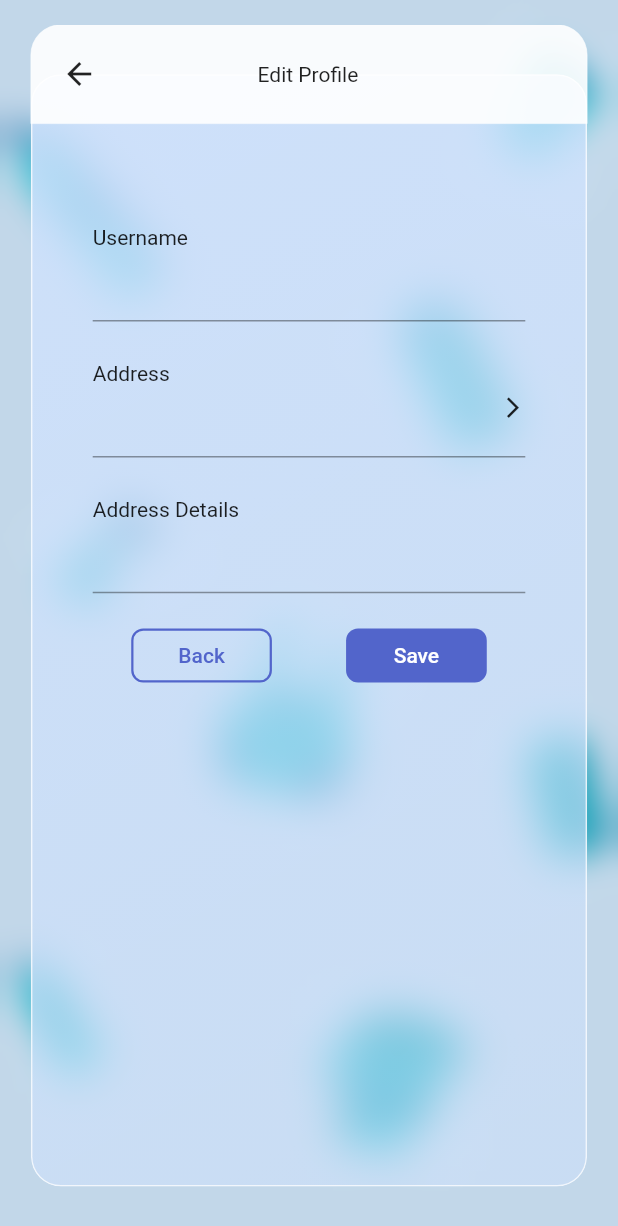
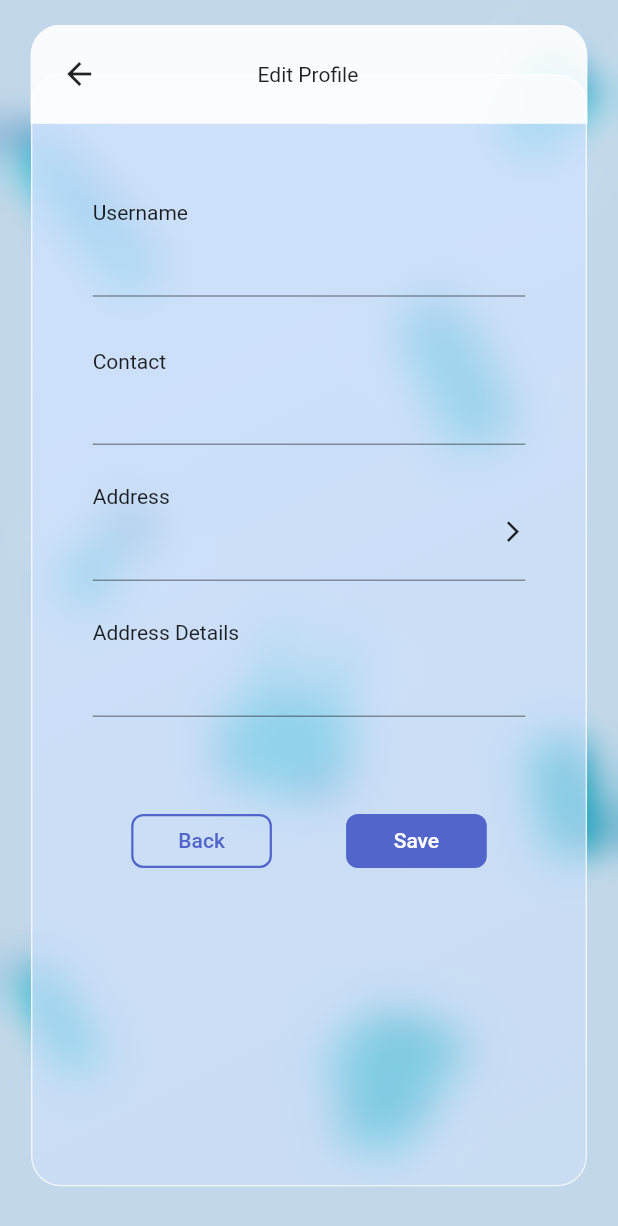
Before and after one commit to tshuenhau/restart, a Flutter app: the EditProfileScreen screen opened directly, on a phone screen of 412 x 824 dp. Shown: the top 1226 px of the screen. Run offline on Flutter 3.47's test engine with Material 2 defaults, Android fonts, the phone set to English and light mode, and no system bars; drawn by our look-alikes of overlay_support; our stand-ins replace animated_flip_counter, animated_text_kit, auto_size_text, calendar_timeline, double_back_to_close_app, firebase_auth and 15 more; missing offline and left inert: flutter_google_places, google_api_headers, google_maps_webservice, material_dialogs, tutorial_coach_mark; accounts and stored records are empty; statements that could not run were skipped.

Commit message:
Redesign profile screen

```diff
--- a/lib/screens/EditProfileScreen.dart
+++ b/lib/screens/EditProfileScreen.dart
@@ -48,13 +48,6 @@ class _EditProfileScreenState extends State<EditProfileScreen> {
   Widget build(BuildContext context) {
     List<Widget> screens = [
       buildEditProfileScreen(context),
-      // EnterAddressScreen(
-      //   //TODO: Might need to add a callback here to change the state of Address from whatever EnterAddressScreen produces
-      //   onPressed: () {
-      //     pageController.animateToPage(0,
-      //         duration: Duration(milliseconds: 500), curve: Curves.decelerate);
-      //   },
-      // )
     ];
     return WillPopScope(
         onWillPop: () async {
@@ -75,22 +68,23 @@ class _EditProfileScreenState extends State<EditProfileScreen> {
       ),
       height: MediaQuery.of(context).size.height * 90 / 100,
       child: SingleChildScrollView(
-        child: Container(
-          child: Form(
-            key: _formKey,
+        child: Form(
+          key: _formKey,
+          child: SizedBox(
+            height: MediaQuery.of(context).size.height * 65 / 100,
             child: Column(
+              mainAxisAlignment: MainAxisAlignment.start,
               children: [
-                SizedBox(height: MediaQuery.of(context).size.height * 2 / 100),
                 createEditProfileField(
                     context: context,
                     fieldName: "Username",
                     initialValue: username!,
+                    readOnly: false,
                     validator: (value) {
                       if (value == null || value.isEmpty) {
                         return 'Cannot be empty';
                       }
                       return null;
-                      // doSubmit();
                     },
                     onChanged: (val) {
                       if (val.length > 0) {
@@ -99,6 +93,27 @@ class _EditProfileScreenState extends State<EditProfileScreen> {
                         });
                       }
                     }),
+                createEditProfileField(
+                  context: context,
+                  fieldName: "Contact",
+                  initialValue: contactNumber!,
+                  //TODO: need to add the onChanged
+
+                  readOnly: false,
+                  onChanged: (val) {
+                    if (val.length > 0) {
+                      setState(() {
+                        contactNumber = val;
+                      });
+                    }
+                  },
+                  validator: (value) {
+                    if (value == null || value.isEmpty) {
+                      return 'Cannot be empty';
+                    }
+                    return null;
+                  },
+                ),
                 SizedBox(
                   height: MediaQuery.of(context).size.height * 10 / 100,
                   width: MediaQuery.of(context).size.width * 70 / 100,
@@ -178,11 +193,13 @@ class _EditProfileScreenState extends State<EditProfileScreen> {
                     fieldName: "Address Details",
                     initialValue: addressDetail!,
                     validator: null,
+                    readOnly: false,
                     onChanged: (val) {
                       setState(() {
                         addressDetail = val;
                       });
                     }),
+                SizedBox(height: MediaQuery.of(context).size.height * 5 / 100),
                 Row(
                   mainAxisSize: MainAxisSize.min,
                   crossAxisAlignment: CrossAxisAlignment.center,
@@ -224,12 +241,14 @@ class _EditProfileScreenState extends State<EditProfileScreen> {
     );
   }
 
-  SizedBox createEditProfileField(
-      {required BuildContext context,
-      required String fieldName,
-      required String initialValue,
-      required void Function(String) onChanged,
-      String? Function(String?)? validator}) {
+  SizedBox createEditProfileField({
+    required BuildContext context,
+    required String fieldName,
+    required String initialValue,
+    void Function(String)? onChanged,
+    required bool readOnly,
+    String? Function(String?)? validator,
+  }) {
     return SizedBox(
         height: MediaQuery.of(context).size.height * 12 / 100,
         width: MediaQuery.of(context).size.width * 70 / 100,
@@ -249,6 +268,7 @@ class _EditProfileScreenState extends State<EditProfileScreen> {
                   keyboardType: TextInputType.name,
                   initialValue: initialValue,
                   onChanged: onChanged,
+                  readOnly: readOnly,
                   validator: validator)
             ],
           ),
```
Also changed, not shown: lib/screens/ProfileScreen.dart (+90 -41 lines).
